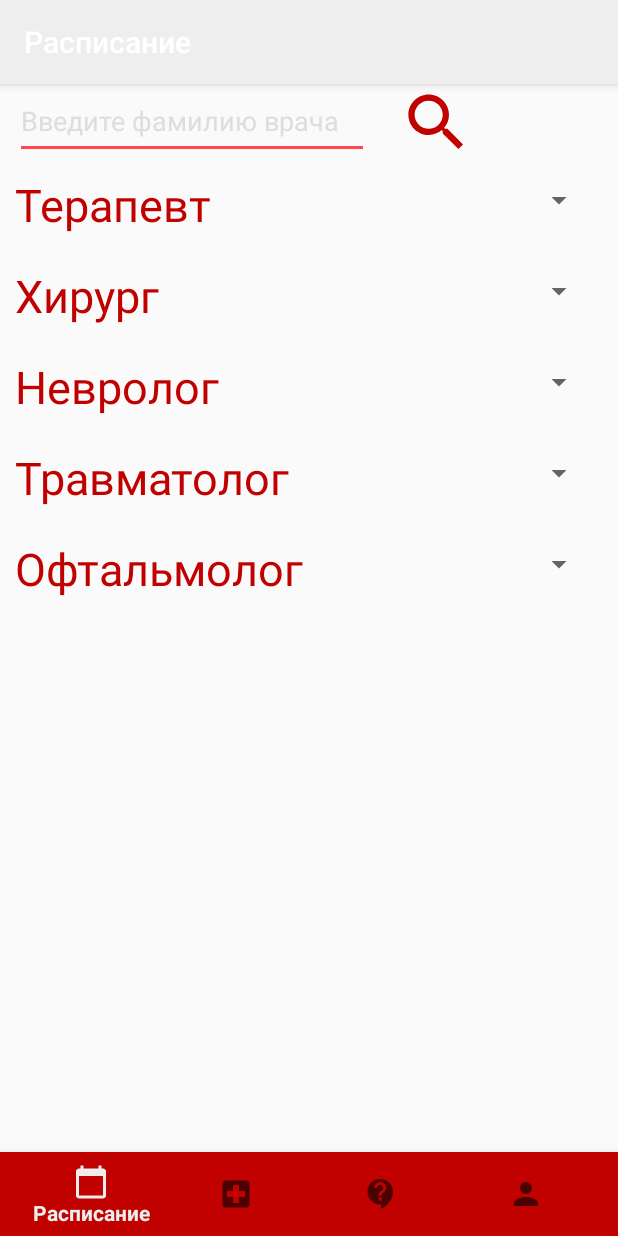
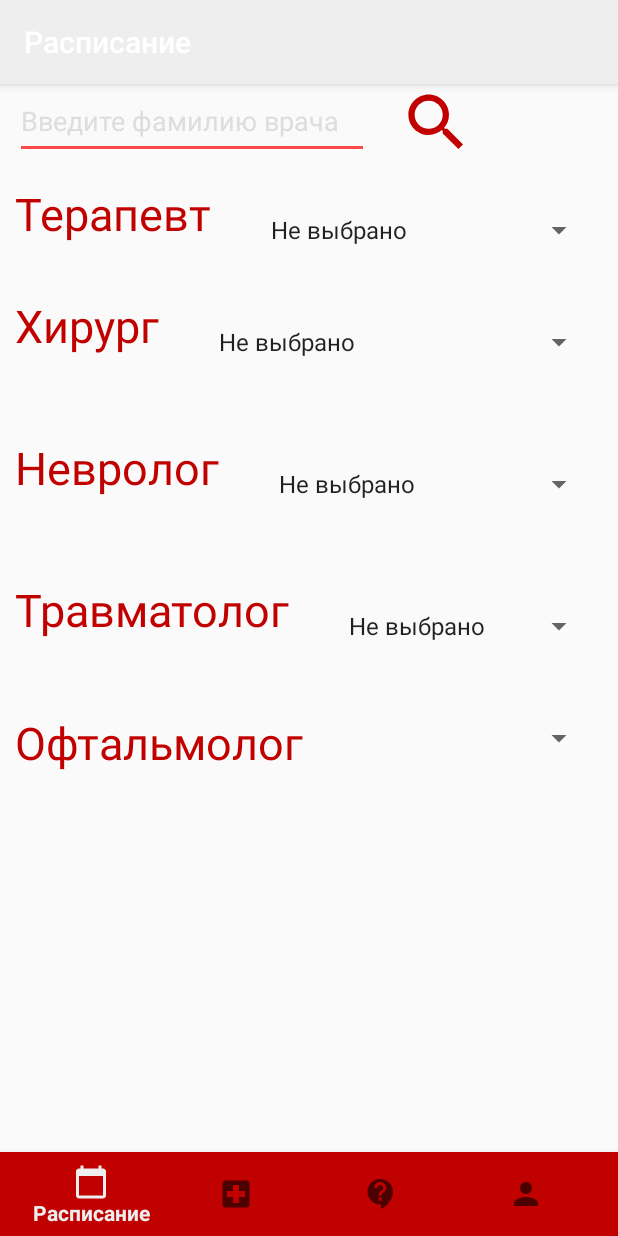
Before and after one commit to AgonyMidnight/Clinic, an Android app: the screen it shows after launch (MainActivity), on a phone screen of 412 x 824 dp. Run offline under Robolectric (Android 15) with nearby library versions, the phone set to English and light mode, and no system bars; our stand-ins replace data binding, navigation-ui.

Commit message:
timetable

```diff
--- a/app/src/main/java/com/example/clinic/timetable/TimetableViewModel.kt
+++ b/app/src/main/java/com/example/clinic/timetable/TimetableViewModel.kt
@@ -1,35 +1,72 @@
 package com.example.clinic.timetable
 
-import android.widget.Spinner
+import android.os.Bundle
+import android.view.View
 import androidx.lifecycle.LiveData
 import androidx.lifecycle.MutableLiveData
 import androidx.lifecycle.ViewModel
+import androidx.navigation.findNavController
+import com.example.clinic.R
+import com.example.clinic.pageDoctor.PageDoctors
 
 class TimetableViewModel : ViewModel() {
-    private val _spinnerOfTerapist: List<Doctors> = listOf(
-        Doctors("Петров В.А",1235),
+    var chooseTerap = false
+    var chooseSurg = false
+    var chooseNevrol = false
+    var chooseTravm = false
+    var chooseDoc = 0
+    val _spinnerOfTerapist: List<Doctors> = listOf(
+        Doctors("Не выбрано", 0),
+        Doctors("Петров В.А", 1235),
         Doctors("Тимонина Д.Д", 464),
-        Doctors("Кравец П.п",1111)
+        Doctors("Кравец П.п", 1111)
 
     )
     val _spinnerOfSurgeon: List<Doctors> = listOf(
-        Doctors("Петров В.А",1235),
+        Doctors("Не выбрано", 0),
+        Doctors("Петров В.А", 1235),
         Doctors("Тимонина Д.Д", 464),
-        Doctors("Кравец П.п",1111)
+        Doctors("Кравец П.п", 1111)
 
     )
     var SelDoctors: Doctors? = null
-    private val _spinnerOfNeurologist:List<Doctors> = listOf(
-        Doctors("Петров В.А",1235),
+    val _spinnerOfNeurologist: List<Doctors> = listOf(
+        Doctors("Не выбрано", 0),
+        Doctors("Петров В.А", 1235),
         Doctors("Тимонина Д.Д", 464),
-        Doctors("Кравец П.п",1111)
+        Doctors("Кравец П.п", 1111)
 
-
+    )
+    val _spinerOfTraumatologist: List<Doctors> = listOf(
+        Doctors("Не выбрано", 0),
+        Doctors("Петров В.А", 1235),
+        Doctors("Тимонина Д.Д", 464),
+        Doctors("Кравец П.п", 1111)
 
     )
     val spinnerOfTerapist: LiveData<List<Doctors>> = MutableLiveData(_spinnerOfTerapist)
     val spinnerOfSurgeon: LiveData<List<Doctors>> = MutableLiveData(_spinnerOfSurgeon)
     val spinnerOfNeurologist: LiveData<List<Doctors>> = MutableLiveData(_spinnerOfNeurologist)
+    val spinerOfTraumatologist: LiveData<List<Doctors>> = MutableLiveData(_spinerOfTraumatologist)
 
-    class Doctors(val FIO:String, val id:Int)
+    class Doctors(val FIO: String, val id: Int)
+
+    fun findDoc(Name: String, view: View?) {
+        //сделаю пока для одного терапевта. Тут будет подтяжка всех доктиоров и поиск по ним
+        _spinnerOfTerapist.forEach {
+            if (Name == it.FIO) {
+                setDataDoctor(Name, view)
+            }
+        }
+
+    }
+
+    fun setDataDoctor(Id: String, view: View?) {
+        val fragment = PageDoctors()
+        val arg = Bundle()
+        arg.putString("id", Id)
+        fragment.arguments = arg
+        view?.findNavController()?.navigate(R.id.pageDoctors)
+    }
+
 }
--- a/app/src/main/java/com/example/clinic/timetable/timetable.kt
+++ b/app/src/main/java/com/example/clinic/timetable/timetable.kt
@@ -1,17 +1,22 @@
 package com.example.clinic.timetable
 
+import android.content.Context
 import androidx.lifecycle.ViewModelProviders
 import android.os.Bundle
 import androidx.fragment.app.Fragment
 import android.view.LayoutInflater
 import android.view.View
 import android.view.ViewGroup
+import android.widget.AdapterView
 import android.widget.ArrayAdapter
+import android.widget.ListView
 import android.widget.SimpleAdapter
+import androidx.fragment.app.findFragment
 import androidx.fragment.app.viewModels
 import androidx.lifecycle.Observer
 import androidx.lifecycle.ViewModel
 import androidx.lifecycle.ViewModelProvider
+import androidx.navigation.findNavController
 import androidx.navigation.fragment.NavHostFragment
 import androidx.navigation.fragment.findNavController
 import com.example.clinic.R
@@ -22,9 +27,9 @@ import kotlinx.android.synthetic.main.timetable_fragment.*
 
 class timetable : Fragment() {
 
-    private lateinit var dataBinding:TimetableFragmentBinding
-    private val viewModel: TimetableViewModel by viewModels{
-        object: ViewModelProvider.Factory{
+    private lateinit var dataBinding: TimetableFragmentBinding
+    private val viewModel: TimetableViewModel by viewModels {
+        object : ViewModelProvider.Factory {
             override fun <T : ViewModel?> create(modelClass: Class<T>): T =
                 TimetableViewModel() as T
         }
@@ -44,28 +49,155 @@ class timetable : Fragment() {
 
     override fun onViewCreated(view: View, savedInstanceState: Bundle?) {
         super.onViewCreated(view, savedInstanceState)
+        dataBinding.viewModel = viewModel
+        dataBinding.lifecycleOwner = viewLifecycleOwner
+        dataBinding.spinerofterapist.onItemSelectedListener =
+            object : AdapterView.OnItemSelectedListener {
+                override fun onNothingSelected(parent: AdapterView<*>?) = Unit
+                override fun onItemSelected(
+                    parent: AdapterView<*>?,
+                    view: View?,
+                    position: Int,
+                    id: Long
+                ) {
+                    viewModel.spinnerOfTerapist.value?.get(position)
+                        ?.let {
+                            if (!viewModel.chooseTerap) {
+                                viewModel.chooseTerap = true
+                            } else {
+                                viewModel.setDataDoctor(it.id.toString(), view)
+                            }
+                        }
+                }
+            }
+
+        dataBinding.spinneroftrautomologist.onItemSelectedListener =
+            object : AdapterView.OnItemSelectedListener {
+                override fun onNothingSelected(parent: AdapterView<*>?) = Unit
+                override fun onItemSelected(
+                    parent: AdapterView<*>?,
+                    view: View?,
+                    position: Int,
+                    id: Long
+                ) {
+                    viewModel.spinerOfTraumatologist.value?.getOrNull(position)
+                        ?.let {if (!viewModel.chooseTravm) {
+                            viewModel.chooseTravm = true
+                        } else {
+                            viewModel.setDataDoctor(it.id.toString(), view)
+                        }
+                        }
+                }
+
+            }
 
 
-        dataBinding.viewModel = viewModel
-        dataBinding.lifecycleOwner = viewLifecycleOwner
+        dataBinding.spinerofsurgeon.onItemSelectedListener =
+            object : AdapterView.OnItemSelectedListener {
+                override fun onNothingSelected(parent: AdapterView<*>?) = Unit
+                override fun onItemSelected(
+                    parent: AdapterView<*>?,
+                    view: View?,
+                    position: Int,
+                    id: Long
+                ) {
+                    viewModel.spinnerOfSurgeon.value?.getOrNull(position)
+                        ?.let { if (!viewModel.chooseSurg) {
+                            viewModel.chooseSurg = true
+                        } else {
+                            viewModel.setDataDoctor(it.id.toString(), view)
+                        } }
+                }
+            }
 
-        dataBinding.spinerofterapist.setOnItemClickListener { _, _, position, _ ->
-            viewModel.
-            spinnerOfTerapist.
-            value?.
-            getOrNull(position)?.
-            let { viewModel.SelDoctors = it }
-        }
+        dataBinding.spinerofnevrolgist.onItemSelectedListener =
+            object : AdapterView.OnItemSelectedListener {
+                override fun onNothingSelected(parent: AdapterView<*>?) = Unit
+                override fun onItemSelected(
+                    parent: AdapterView<*>?,
+                    view: View?,
+                    position: Int,
+                    id: Long
+                ) {
+                    viewModel.spinnerOfNeurologist.value?.getOrNull(position)
+                        ?.let {
+                            if (!viewModel.chooseNevrol) {
+                                viewModel.chooseNevrol = true
+                            } else {
+                                viewModel.setDataDoctor(it.id.toString(), view)
+                            }
 
-        viewModel.spinnerOfTerapist.observe(viewLifecycleOwner, Observer ( ::displayModels ))
+                        }
+                }
+
+            }
+
+
+        viewModel.spinnerOfTerapist.observe(viewLifecycleOwner, Observer(::displayModels))
+        viewModel.spinnerOfSurgeon.observe(viewLifecycleOwner, Observer(::displaySurgeon))
+        viewModel.spinnerOfNeurologist.observe(viewLifecycleOwner, Observer(::displayNeurologist))
+        viewModel.spinerOfTraumatologist.observe(
+            viewLifecycleOwner,
+            Observer(::displayTrautomologist)
+        )
     }
-    private fun displayModels(models:List<TimetableViewModel.Doctors>?){
+
+    private fun displaySurgeon(spinerofsurgeon: List<TimetableViewModel.Doctors>?) {
+        spinerofsurgeon ?: return
+        dataBinding.spinerofsurgeon.adapter = ArrayAdapter<String>(
+            requireContext(),
+            android.R.layout.simple_expandable_list_item_1,
+            spinerofsurgeon.map { it.FIO }
+        )
+        spinerofsurgeon
+            .indexOf(viewModel.SelDoctors)
+            .takeIf { it > -1 }
+            ?.let { dataBinding.spinerofsurgeon.setSelection(it) }
+
+    }
+
+    private fun displayTrautomologist(spinneroftrautomologist: List<TimetableViewModel.Doctors>) {
+        spinneroftrautomologist ?: return
+        dataBinding.spinneroftrautomologist.adapter = ArrayAdapter<String>(
+            requireContext(),
+            android.R.layout.simple_expandable_list_item_1,
+            spinneroftrautomologist.map { it.FIO }
+
+        )
+        spinneroftrautomologist
+            .indexOf(viewModel.SelDoctors)
+            .takeIf { it > -1 }
+            ?.let { dataBinding.spinneroftrautomologist.setSelection(it) }
+    }
+
+
+    private fun displayNeurologist(spinerofnevrolgist: List<TimetableViewModel.Doctors>?) {
+        spinerofnevrolgist ?: return
+        dataBinding.spinerofnevrolgist.adapter = ArrayAdapter<String>(
+            requireContext(),
+            android.R.layout.simple_expandable_list_item_1,
+            spinerofnevrolgist.map { it.FIO }
+        )
+        spinerofnevrolgist
+            .indexOf(viewModel.SelDoctors)
+            .takeIf { it > -1 }
+            ?.let { dataBinding.spinerofnevrolgist.setSelection(it) }
+
+    }
+
+
+    private fun displayModels(spinerofterapist: List<TimetableViewModel.Doctors>?) {
         spinerofterapist ?: return
         dataBinding.spinerofterapist.adapter = ArrayAdapter<String>(
             requireContext(),
-            android.R.layout.activity_list_item,
-            spinerofterapist.map{ it.title}
+            android.R.layout.simple_expandable_list_item_1,
+            spinerofterapist.map { it.FIO }
         )
+        spinerofterapist
+            .indexOf(viewModel.SelDoctors)
+            .takeIf { it > -1 }
+            ?.let { dataBinding.spinerofterapist.setSelection(it) }
 
     }
+
 }
--- a/app/src/main/res/layout/timetable_fragment.xml
+++ b/app/src/main/res/layout/timetable_fragment.xml
@@ -4,9 +4,11 @@
 <layout xmlns:android="http://schemas.android.com/apk/res/android"
   >
     <data>
+
         <variable
             name="viewModel"
             type="com.example.clinic.timetable.TimetableViewModel" />
+
     </data>
 
 
@@ -25,7 +27,7 @@
                 android:layout_width="wrap_content"
                 android:layout_height="50dp"
                 android:paddingRight="20dp"
-
+                android:id="@+id/nameDoc"
                 android:layout_marginLeft="10dp"
                 android:hint="Введите фамилию врача"
                 android:textColorHint="#dddddd"
@@ -39,6 +41,7 @@
                 android:layout_marginLeft="10dp"
                 android:layout_width="50dp"
                 android:layout_height="50dp"
+
                 android:backgroundTint="#c10000"
                 android:background="@drawable/ic_baseline_search"
                 ></Button>
@@ -59,7 +62,7 @@
             android:layout_marginBottom="20dp">
 
         </TextView>
-            <Spinner
+            <androidx.appcompat.widget.AppCompatSpinner
                 android:id="@+id/spinerofterapist"
                 android:layout_width="match_parent"
                 android:layout_marginRight="15dp"
@@ -69,7 +72,7 @@
 
                 >
 
-            </Spinner>
+            </androidx.appcompat.widget.AppCompatSpinner>
         </LinearLayout>
 
         <LinearLayout
@@ -86,10 +89,12 @@
                 android:textSize="30sp">
             </TextView>
             <Spinner
+                android:id="@+id/spinerofsurgeon"
                 android:layout_width="match_parent"
                 android:layout_marginRight="15dp"
                 android:layout_height="wrap_content"
                 android:layout_marginTop="5dp"
+                android:spinnerMode="dialog"
                 android:layout_marginBottom="5dp"
 
                 >
@@ -110,9 +115,11 @@
                 android:textSize="30sp">
             </TextView>
             <Spinner
+                android:id="@+id/spinerofnevrolgist"
                 android:layout_width="match_parent"
                 android:layout_marginRight="15dp"
                 android:layout_height="wrap_content"
+                android:spinnerMode="dialog"
                 android:layout_marginTop="5dp"
                 android:layout_marginBottom="5dp"
 
@@ -126,6 +133,7 @@
             android:layout_height="wrap_content"
             android:orientation="horizontal">
             <TextView
+                android:id="@+id/texttra"
                 android:layout_width="wrap_content"
                 android:layout_height="wrap_content"
                 android:layout_marginLeft="10dp"
@@ -134,8 +142,10 @@
                 android:textSize="30sp">
             </TextView>
             <Spinner
+                android:id="@+id/spinneroftrautomologist"
                 android:layout_width="match_parent"
                 android:layout_marginRight="15dp"
+                android:spinnerMode="dialog"
                 android:layout_height="wrap_content"
                 android:layout_marginTop="5dp"
                 android:layout_marginBottom="5dp"
@@ -162,8 +172,8 @@
                 android:layout_marginRight="15dp"
                 android:layout_height="wrap_content"
                 android:layout_marginTop="5dp"
+                android:spinnerMode="dialog"
                 android:layout_marginBottom="5dp"
-
                 >
 
             </Spinner>
--- a/app/src/main/res/navigation/routes.xml
+++ b/app/src/main/res/navigation/routes.xml
@@ -54,6 +54,11 @@
         android:name="com.example.clinic.analisis.Analisis"
         android:label="Анализы"
         tools:layout="@layout/analisis_fragment"/>
+    <fragment
+        android:id="@+id/pageDoctors"
+        android:name="com.example.clinic.pageDoctor.PageDoctors"
+        android:label="page_doctors_fragment"
+        tools:layout="@layout/page_doctors_fragment" />
 
 
 </navigation>
--- a/build.gradle
+++ b/build.gradle
@@ -6,7 +6,7 @@ buildscript {
         jcenter()
     }
     dependencies {
-        classpath "com.android.tools.build:gradle:4.0.0-alpha09"
+        classpath 'com.android.tools.build:gradle:4.1.0-alpha04'
         classpath "org.jetbrains.kotlin:kotlin-gradle-plugin:$kotlin_version"
 
         // NOTE: Do not place your application dependencies here; they belong
```
Also changed, not shown: app/src/main/java/com/example/clinic/pageDoctor/PageDoctors.kt (added, +45 -0 lines), app/src/main/java/com/example/clinic/pageDoctor/PageDoctorsViewModel.kt (added, +7 -0 lines), app/src/main/java/com/example/clinic/personal_account/personal_account.kt (+0 -7 lines), app/src/main/res/layout/page_doctors_fragment.xml (added, +19 -0 lines), gradle/wrapper/gradle-wrapper.properties, 2 other files.
